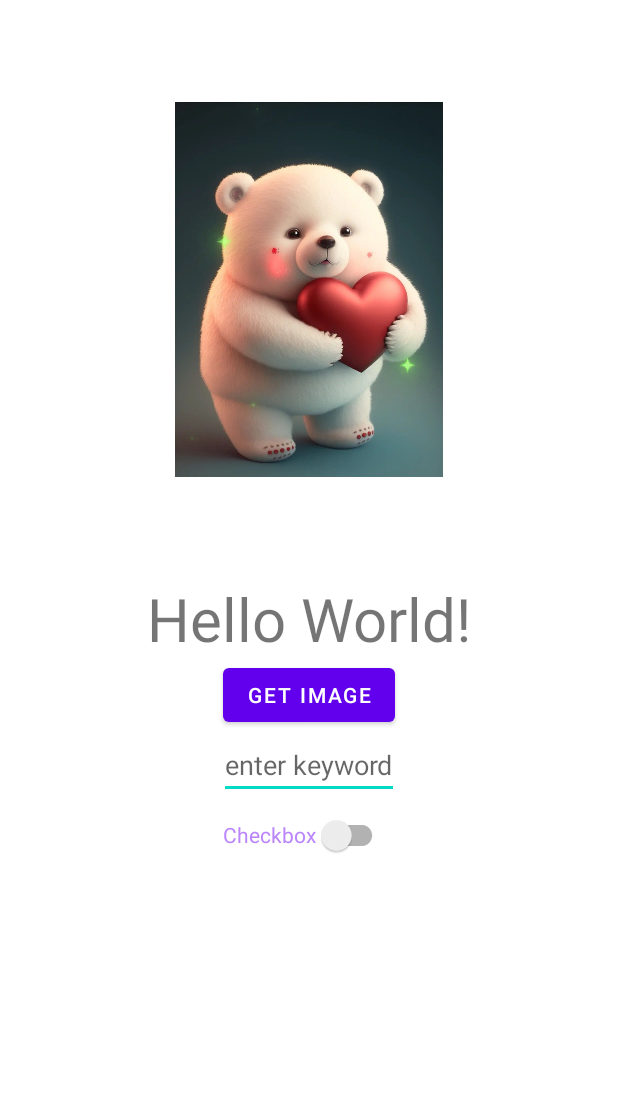
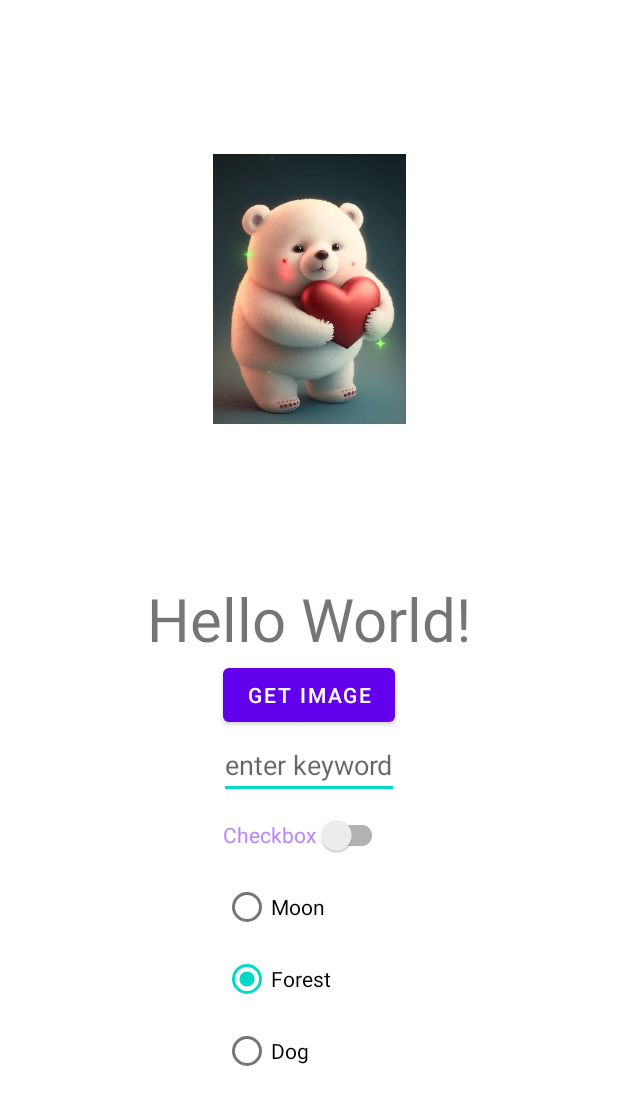
Before and after one commit to AlyonaRulezzz/R_and_Kata_Leet_Training, an Android app: the layout activity_main.xml on its own in the app's theme, with its tools: preview values and no code run, on a phone screen of 412 x 824 dp. Shown: the top 1105 px of the screen. Run offline under Robolectric (Android 15) with nearby library versions, the phone set to English and light mode, and no system bars.

```diff
--- a/R_6/app/src/main/res/layout/activity_main.xml
+++ b/R_6/app/src/main/res/layout/activity_main.xml
@@ -20,8 +20,8 @@
 
     <ImageView
         android:id="@+id/bearPicture"
-        android:layout_width="180sp"
-        android:layout_height="250sp"
+        android:layout_width="260sp"
+        android:layout_height="180sp"
         android:src="@drawable/bear"
         android:scaleType="centerInside"
         android:contentDescription="@string/picture"
@@ -64,4 +64,32 @@
         app:layout_constraintTop_toBottomOf="@id/editText"
         />
 
+    <RadioGroup
+        android:id="@+id/radioButtonGroup"
+        android:layout_width="wrap_content"
+        android:layout_height="wrap_content"
+        android:checkedButton="@id/radioButtonForest"
+        app:layout_constraintStart_toStartOf="@id/checkbox"
+        app:layout_constraintTop_toBottomOf="@id/checkbox">
+
+        <RadioButton
+            android:id="@+id/radioButtonMoon"
+            android:layout_width="wrap_content"
+            android:layout_height="wrap_content"
+            android:text="Moon"/>
+
+        <RadioButton
+            android:id="@+id/radioButtonForest"
+            android:layout_width="wrap_content"
+            android:layout_height="wrap_content"
+            android:text="Forest"/>
+
+        <RadioButton
+            android:id="@+id/radioButtonDog"
+            android:layout_width="wrap_content"
+            android:layout_height="wrap_content"
+            android:text="Dog"/>
+
+    </RadioGroup>
+
 </androidx.constraintlayout.widget.ConstraintLayout>
```
Also changed, not shown: R_6/app/src/main/java/com/example/r_6/MainActivity.kt (+33 -19 lines).
